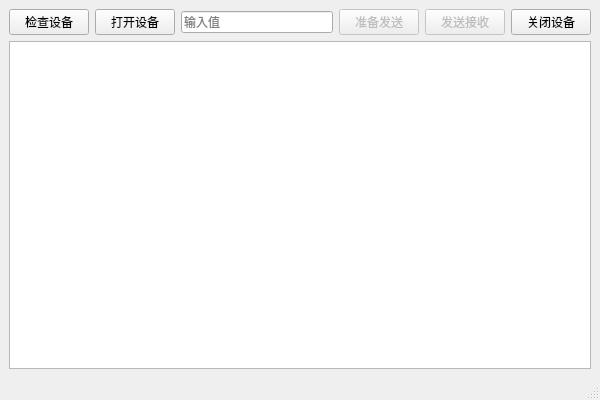
This is testwindow.ui in motto1/pcie_riffa as Qt 5 draws it before an edit. The edited form follows.
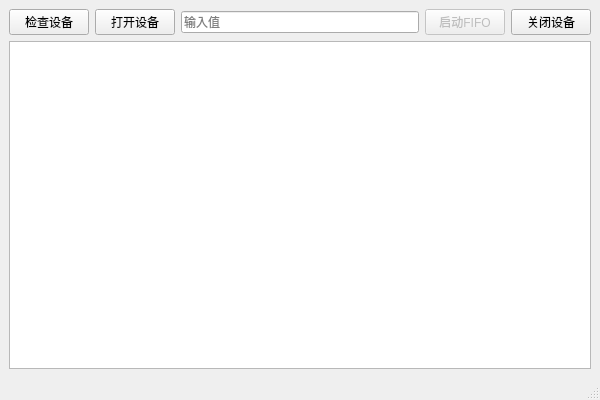
This is the edited form.

Commit message: dll版本实现fifo初版-未验证

What changed in the file:
```diff
--- a/testwindow.ui
+++ b/testwindow.ui
@@ -44,17 +44,7 @@
          <bool>false</bool>
         </property>
         <property name="text">
-         <string>准备发送</string>
-        </property>
-       </widget>
-      </item>
-      <item>
-       <widget class="QPushButton" name="btnSendRecv">
-        <property name="enabled">
-         <bool>false</bool>
-        </property>
-        <property name="text">
-         <string>发送接收</string>
+         <string>启动FIFO</string>
         </property>
        </widget>
       </item>
```
Left out of the diff: 2 changed lines with no effect on the pictures. The commit also changes 33 other files.
